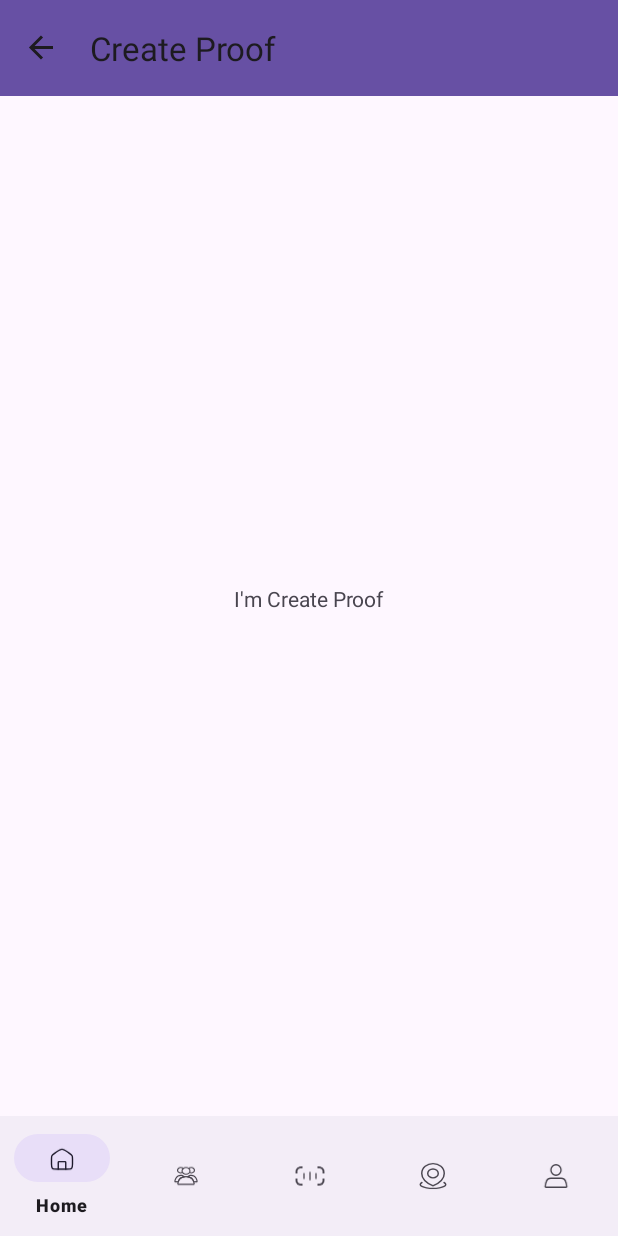
After one commit to NightFurios2411/ZeroWasteHero, an Android app: the CreateProofFragment screen opened through its navigation route, on a phone screen of 412 x 824 dp. The commit adds this screen. Run offline under Robolectric (Android 15) with nearby library versions, the phone set to English and light mode, and no system bars; our stand-ins replace navigation-ui.

Commit message:
FAB insert, CreatePost CreateProof fragment add

```diff
--- a/app/build.gradle.kts
+++ b/app/build.gradle.kts
@@ -42,6 +42,7 @@ dependencies {
     implementation(libs.navigation.fragment)
     implementation(libs.navigation.ui)
     implementation(libs.navigation.runtime)
+    implementation(libs.coordinatorlayout)
     testImplementation(libs.junit)
     androidTestImplementation(libs.ext.junit)
     androidTestImplementation(libs.espresso.core)
--- /dev/null
+++ b/app/src/main/java/com/example/zerowastehero/Main/Community/CreateProofFragment.java
@@ -0,0 +1,66 @@
+package com.example.zerowastehero.Main.Community;
+
+import android.os.Bundle;
+
+import androidx.fragment.app.Fragment;
+
+import android.view.LayoutInflater;
+import android.view.View;
+import android.view.ViewGroup;
+
+import com.example.zerowastehero.R;
+
+/**
+ * A simple {@link Fragment} subclass.
+ * Use the {@link CreateProofFragment#newInstance} factory method to
+ * create an instance of this fragment.
+ */
+public class CreateProofFragment extends Fragment {
+
+    // TODO: Rename parameter arguments, choose names that match
+    // the fragment initialization parameters, e.g. ARG_ITEM_NUMBER
+    private static final String ARG_PARAM1 = "param1";
+    private static final String ARG_PARAM2 = "param2";
+
+    // TODO: Rename and change types of parameters
+    private String mParam1;
+    private String mParam2;
+
+    public CreateProofFragment() {
+        // Required empty public constructor
+    }
+
+    /**
+     * Use this factory method to create a new instance of
+     * this fragment using the provided parameters.
+     *
+     * @param param1 Parameter 1.
+     * @param param2 Parameter 2.
+     * @return A new instance of fragment CreateProofFragment.
+     */
+    // TODO: Rename and change types and number of parameters
+    public static CreateProofFragment newInstance(String param1, String param2) {
+        CreateProofFragment fragment = new CreateProofFragment();
+        Bundle args = new Bundle();
+        args.putString(ARG_PARAM1, param1);
+        args.putString(ARG_PARAM2, param2);
+        fragment.setArguments(args);
+        return fragment;
+    }
+
+    @Override
+    public void onCreate(Bundle savedInstanceState) {
+        super.onCreate(savedInstanceState);
+        if (getArguments() != null) {
+            mParam1 = getArguments().getString(ARG_PARAM1);
+            mParam2 = getArguments().getString(ARG_PARAM2);
+        }
+    }
+
+    @Override
+    public View onCreateView(LayoutInflater inflater, ViewGroup container,
+                             Bundle savedInstanceState) {
+        // Inflate the layout for this fragment
+        return inflater.inflate(R.layout.fragment_create_proof, container, false);
+    }
+}
--- /dev/null
+++ b/app/src/main/res/drawable/baseline_add_24.xml
@@ -0,0 +1,5 @@
+<vector xmlns:android="http://schemas.android.com/apk/res/android" android:height="24dp" android:tint="#000000" android:viewportHeight="24" android:viewportWidth="24" android:width="24dp">
+
+    <path android:fillColor="@android:color/white" android:pathData="M19,13h-6v6h-2v-6H5v-2h6V5h2v6h6v2z"/>
+
+</vector>
--- /dev/null
+++ b/app/src/main/res/drawable/baseline_add_circle_24.xml
@@ -0,0 +1,5 @@
+<vector xmlns:android="http://schemas.android.com/apk/res/android" android:height="24dp" android:tint="#000000" android:viewportHeight="24" android:viewportWidth="24" android:width="24dp">
+
+    <path android:fillColor="@android:color/white" android:pathData="M12,2C6.48,2 2,6.48 2,12s4.48,10 10,10 10,-4.48 10,-10S17.52,2 12,2zM17,13h-4v4h-2v-4L7,13v-2h4L11,7h2v4h4v2z"/>
+
+</vector>
--- /dev/null
+++ b/app/src/main/res/drawable/baseline_check_24.xml
@@ -0,0 +1,5 @@
+<vector xmlns:android="http://schemas.android.com/apk/res/android" android:height="24dp" android:tint="#000000" android:viewportHeight="24" android:viewportWidth="24" android:width="24dp">
+
+    <path android:fillColor="@android:color/white" android:pathData="M9,16.17L4.83,12l-1.42,1.41L9,19 21,7l-1.41,-1.41z"/>
+
+</vector>
--- /dev/null
+++ b/app/src/main/res/layout/fragment_create_proof.xml
@@ -0,0 +1,19 @@
+<?xml version="1.0" encoding="utf-8"?>
+<androidx.constraintlayout.widget.ConstraintLayout xmlns:android="http://schemas.android.com/apk/res/android"
+    xmlns:app="http://schemas.android.com/apk/res-auto"
+    xmlns:tools="http://schemas.android.com/tools"
+    android:id="@+id/CLCreateProof"
+    android:layout_width="match_parent"
+    android:layout_height="match_parent"
+    tools:context=".Main.Community.CreateProofFragment">
+
+    <TextView
+        android:id="@+id/textView5"
+        android:layout_width="wrap_content"
+        android:layout_height="wrap_content"
+        android:layout_marginTop="325dp"
+        android:text="I'm Create Proof"
+        app:layout_constraintEnd_toEndOf="parent"
+        app:layout_constraintStart_toStartOf="parent"
+        app:layout_constraintTop_toTopOf="parent" />
+</androidx.constraintlayout.widget.ConstraintLayout>
--- a/app/src/main/res/navigation/nav_graph.xml
+++ b/app/src/main/res/navigation/nav_graph.xml
@@ -29,4 +29,14 @@
         android:name="com.example.zerowastehero.Main.Scan.ScanFragment"
         android:label="Scan"
         tools:layout="@layout/fragment_scan" />
+    <fragment
+        android:id="@+id/DestCreatePost"
+        android:name="com.example.zerowastehero.Main.Community.CreatePostFragment"
+        android:label="Create Post"
+        tools:layout="@layout/fragment_create_post"/>
+    <fragment
+        android:id="@+id/DestCreateProof"
+        android:name="com.example.zerowastehero.Main.Community.CreateProofFragment"
+        android:label="Create Proof"
+        tools:layout="@layout/fragment_create_proof"/>
 </navigation>
--- a/gradle/libs.versions.toml
+++ b/gradle/libs.versions.toml
@@ -10,6 +10,7 @@ constraintlayout = "2.2.0"
 navigationFragment = "2.8.4"
 navigationUi = "2.8.4"
 navigationRuntime = "2.8.5"
+coordinatorlayout = "1.2.0"
 
 [libraries]
 junit = { group = "junit", name = "junit", version.ref = "junit" }
@@ -22,6 +23,7 @@ constraintlayout = { group = "androidx.constraintlayout", name = "constraintlayo
 navigation-fragment = { group = "androidx.navigation", name = "navigation-fragment", version.ref = "navigationFragment" }
 navigation-ui = { group = "androidx.navigation", name = "navigation-ui", version.ref = "navigationUi" }
 navigation-runtime = { group = "androidx.navigation", name = "navigation-runtime", version.ref = "navigationRuntime" }
+coordinatorlayout = { group = "androidx.coordinatorlayout", name = "coordinatorlayout", version.ref = "coordinatorlayout" }
 
 [plugins]
 android-application = { id = "com.android.application", version.ref = "agp" }
```
Also changed, not shown: app/src/main/java/com/example/zerowastehero/DataBinding/Model/PostModel.java (+6 -11 lines), app/src/main/java/com/example/zerowastehero/Main/Community/CommunityFragment.java (+54 -0 lines), app/src/main/java/com/example/zerowastehero/Main/Community/CreatePostFragment.java (added, +66 -0 lines), app/src/main/res/layout/fragment_community.xml (+86 -5 lines), app/src/main/res/layout/fragment_create_post.xml (added, +19 -0 lines).
